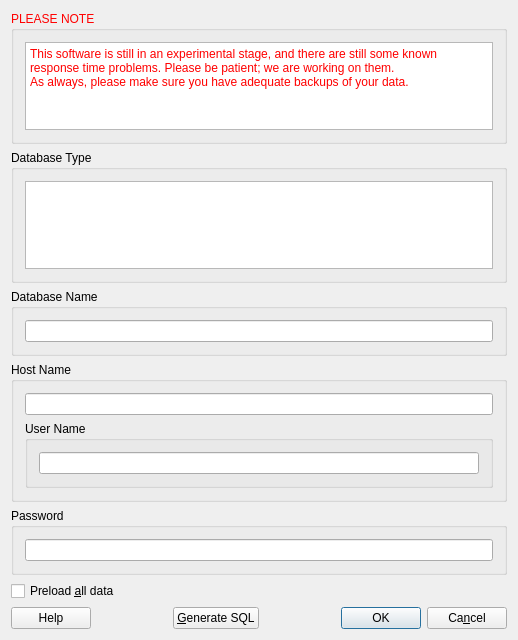
KDE/kmymoney, file kmymoney2/dialogs/kselectdatabasedlgdecl.ui: the form before one commit.
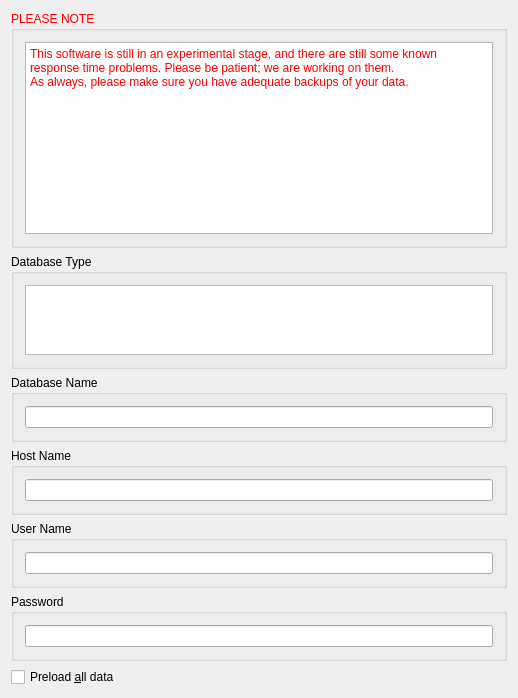
The form after the commit. Custom widgets are drawn as their Qt base class.

Commit message: Convert to KDialog

What changed in the file:
```diff
--- a/kmymoney2/dialogs/kselectdatabasedlgdecl.ui
+++ b/kmymoney2/dialogs/kselectdatabasedlgdecl.ui
@@ -1,7 +1,7 @@
 <?xml version="1.0" encoding="UTF-8"?>
 <ui version="4.0">
  <class>KSelectDatabaseDlgDecl</class>
- <widget class="QDialog" name="KSelectDatabaseDlgDecl">
+ <widget class="QWidget" name="KSelectDatabaseDlgDecl">
   <property name="geometry">
    <rect>
     <x>0</x>
@@ -60,7 +60,7 @@
       <item>
        <widget class="QPlainTextEdit" name="plainTextEdit">
         <property name="sizePolicy">
-         <sizepolicy hsizetype="Expanding" vsizetype="Maximum">
+         <sizepolicy hsizetype="Expanding" vsizetype="MinimumExpanding">
           <horstretch>0</horstretch>
           <verstretch>0</verstretch>
          </sizepolicy>
@@ -179,17 +179,17 @@
       <item>
        <widget class="KLineEdit" name="textHostName"/>
       </item>
+     </layout>
+    </widget>
+   </item>
+   <item>
+    <widget class="QGroupBox" name="groupBox4">
+     <property name="title">
+      <string>User Name</string>
+     </property>
+     <layout class="QVBoxLayout">
       <item>
-       <widget class="QGroupBox" name="groupBox4">
-        <property name="title">
-         <string>User Name</string>
-        </property>
-        <layout class="QVBoxLayout">
-         <item>
-          <widget class="KLineEdit" name="textUserName"/>
-         </item>
-        </layout>
-       </widget>
+       <widget class="KLineEdit" name="textUserName"/>
       </item>
      </layout>
     </widget>
@@ -217,73 +217,6 @@
      </property>
     </widget>
    </item>
-   <item>
-    <layout class="QHBoxLayout">
-     <item>
-      <widget class="QPushButton" name="buttonHelp">
-       <property name="text">
-        <string>Help</string>
-       </property>
-      </widget>
-     </item>
-     <item>
-      <spacer name="spacer3">
-       <property name="orientation">
-        <enum>Qt::Horizontal</enum>
-       </property>
-       <property name="sizeType">
-        <enum>QSizePolicy::Expanding</enum>
-       </property>
-       <property name="sizeHint" stdset="0">
-        <size>
-         <width>20</width>
-         <height>20</height>
-        </size>
-       </property>
-      </spacer>
-     </item>
-     <item>
-      <widget class="QPushButton" name="buttonSQL">
-       <property name="text">
-        <string>&amp;Generate SQL</string>
-       </property>
-      </widget>
-     </item>
-     <item>
-      <spacer name="spacer2">
-       <property name="orientation">
-        <enum>Qt::Horizontal</enum>
-       </property>
-       <property name="sizeType">
-        <enum>QSizePolicy::Expanding</enum>
-       </property>
-       <property name="sizeHint" stdset="0">
-        <size>
-         <width>31</width>
-         <height>20</height>
-        </size>
-       </property>
-      </spacer>
-     </item>
-     <item>
-      <widget class="QPushButton" name="buttonOK">
-       <property name="text">
-        <string>OK</string>
-       </property>
-       <property name="default">
-        <bool>true</bool>
-       </property>
-      </widget>
-     </item>
-     <item>
-      <widget class="QPushButton" name="buttonCancel">
-       <property name="text">
-        <string>Ca&amp;ncel</string>
-       </property>
-      </widget>
-     </item>
-    </layout>
-   </item>
   </layout>
  </widget>
  <layoutdefault spacing="6" margin="11"/>
```
Left out of the diff: 41 changed lines with no effect on the pictures. The commit also changes 2 other files.
